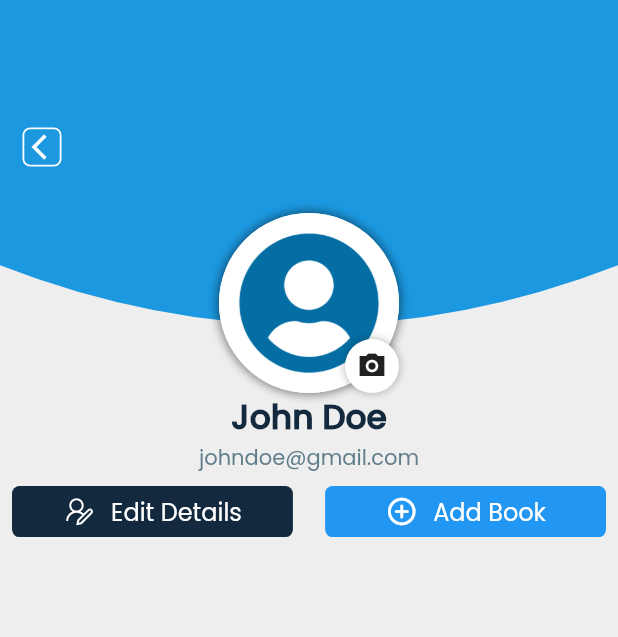
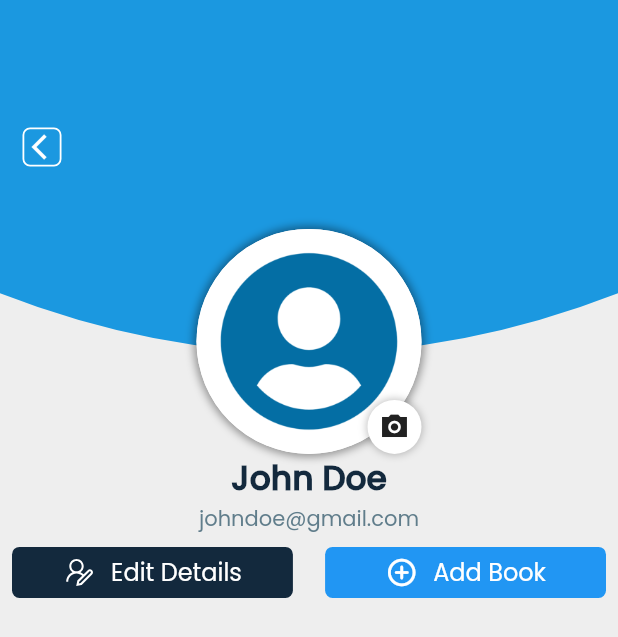
Before and after one commit to RealWorldProject/accord-mobile-app, a Flutter app: the UserScreen screen opened directly, on a phone screen of 412 x 824 dp. Shown: the top 637 px of the screen. Run offline on Flutter 3.47's test engine with Material 2 defaults, Android fonts, the phone set to English and light mode, and no system bars; our stand-ins replace badges, dio, flutter_custom_clippers, flutter_rating_bar, flutter_secure_storage, form_field_validator and 8 more; missing offline and left inert: cloudinary_sdk, loading_indicator_view, splash_screen_view; accounts and stored records are empty; network calls fail.

Commit message:
fix/profile: scroll fixed of view_profile page

```diff
--- a/lib/screens/profile/user/user_detail_section.dart
+++ b/lib/screens/profile/user/user_detail_section.dart
@@ -1,3 +1,4 @@
+import 'package:accord/screens/widgets/image_uploader.dart';
 import 'package:accord/screens/widgets/profile_uploader.dart';
 import 'package:flutter/cupertino.dart';
 import 'package:flutter/material.dart';
@@ -14,10 +15,7 @@ class UserDetailSection extends StatefulWidget {
 
 class _UserDetailSectionState extends State<UserDetailSection> {
   XFile _image;
-  bool _isSave = false;
-
-  Future<void> _getImagefromcamera() async {
-    final image = await ImagePicker().pickImage(source: ImageSource.camera);
+  _previewImage(image){
     showModalBottomSheet(
         context: context,
         builder: (context) {
@@ -104,23 +102,28 @@ class _UserDetailSectionState extends State<UserDetailSection> {
         });
   }
 
+  Future<void> _getImagefromcamera() async {
+    final image = await ImagePicker().pickImage(source: ImageSource.camera);
+    _previewImage(image);
+
+  }
+
   Future<void> _getImagefromGallery() async {
     final image = await ImagePicker().pickImage(source: ImageSource.gallery);
-    setState(() {
-      _image = image;
-      // _imageChosen = true;
-    });
+    _previewImage(image);
   }
 
   @override
   Widget build(BuildContext context) {
-    return Stack(
+    return Column(
+      children: [
+        Stack(
           children: [
             Container(
               child: ClipPath(
                 clipper: OvalBottomBorderClipper(),
                 child: Container(
-              height: MediaQuery.of(context).size.height / 3.8,
+                  height: MediaQuery.of(context).size.height / 3.5,
                   width: double.infinity,
                   decoration: BoxDecoration(
                     color: Color(0xff1b98e0),
@@ -136,7 +139,7 @@ class _UserDetailSectionState extends State<UserDetailSection> {
             ),
             Container(
               margin: EdgeInsets.only(
-            top: MediaQuery.of(context).size.height / 5.8,
+                top: MediaQuery.of(context).size.height / 5.4,
               ),
               child: Column(
                 children: [
@@ -152,10 +155,10 @@ class _UserDetailSectionState extends State<UserDetailSection> {
                       ),
                       child: Stack(children: [
                         CircleAvatar(
-                      radius: 60.0,
+                          radius: 75.0,
                           backgroundColor: Colors.white,
                           child: CircleAvatar(
-                        radius: 56.0,
+                            radius: 71.0,
                             backgroundImage: _image == null
                                 ? AssetImage("assets/images/user2.png")
                                 : FileImage(File(_image.path)),
@@ -188,7 +191,7 @@ class _UserDetailSectionState extends State<UserDetailSection> {
                                 onPressed: () {
                                   showModalBottomSheet(
                                     context: context,
-                                builder: (context) => ProfileUploader(
+                                    builder: (context) => ImageUploader(
                                       galleryOption: _getImagefromGallery,
                                       cameraOption: _getImagefromcamera,
                                     ),
@@ -239,6 +242,9 @@ class _UserDetailSectionState extends State<UserDetailSection> {
               ),
             ),
           ],
+        ),
+
+      ],
     );
   }
 }
--- a/lib/screens/profile/user/user_owned_books_section.dart
+++ b/lib/screens/profile/user/user_owned_books_section.dart
@@ -38,8 +38,11 @@ class _UserOwnedBooksSectionState extends State<UserOwnedBooksSection> {
 
   @override
   Widget build(BuildContext context) {
-    return Container(
-      height: MediaQuery.of(context).size.height * 0.75,
+    return Column(
+      mainAxisSize: MainAxisSize.min,
+      children: [
+        Container(
+          margin: EdgeInsets.only(bottom: 10),
           child: FutureBuilder(
               future: BookViewModel().fetchUserPostedBooks(),
               builder: (context, userOwnedBookSnap) {
@@ -57,20 +60,34 @@ class _UserOwnedBooksSectionState extends State<UserOwnedBooksSection> {
                         ),
                       ),
                     );
-                ;
                   } else {
-                return ListView.builder(
-                    itemCount: books.length,
-                    itemBuilder: (context, index) {
+                    return CustomScrollView(
+                      scrollDirection: Axis.vertical,
+                      shrinkWrap: true,
+                      primary: false,
+
+                      slivers: [
+                        SliverList(
+                          delegate: SliverChildBuilderDelegate(
+                            (BuildContext context, index) {
                               Book book = books[index];
                               return Container(
                                 child: bookFeedStyleDisplay(book),
                               );
-                    });
+                            },
+                            childCount: books.length,
+
+                          ),
+
+                        )
+                      ],
+                    );
                   }
                 }
                 return Container();
               }),
+        ),
+      ],
     );
   }
 
--- a/pubspec.yaml
+++ b/pubspec.yaml
@@ -32,8 +32,6 @@ dependencies:
   google_nav_bar: ^5.0.5
   line_icons: ^2.0.0
   image_picker: ^0.8.2
-  multi_image_picker: ^4.7.14
-  advance_image_picker: ^0.0.2+2
   # The following adds the Cupertino Icons font to your application.
   # Use with the CupertinoIcons class for iOS style icons.
   cupertino_icons: ^1.0.2
```
Also changed, not shown: lib/screens/widgets/profile_preview.dart (deleted, +0 -54 lines), lib/screens/widgets/profile_uploader.dart (+6 -88 lines), pubspec.lock. Lines whose indentation alone changed are shown as unchanged.
